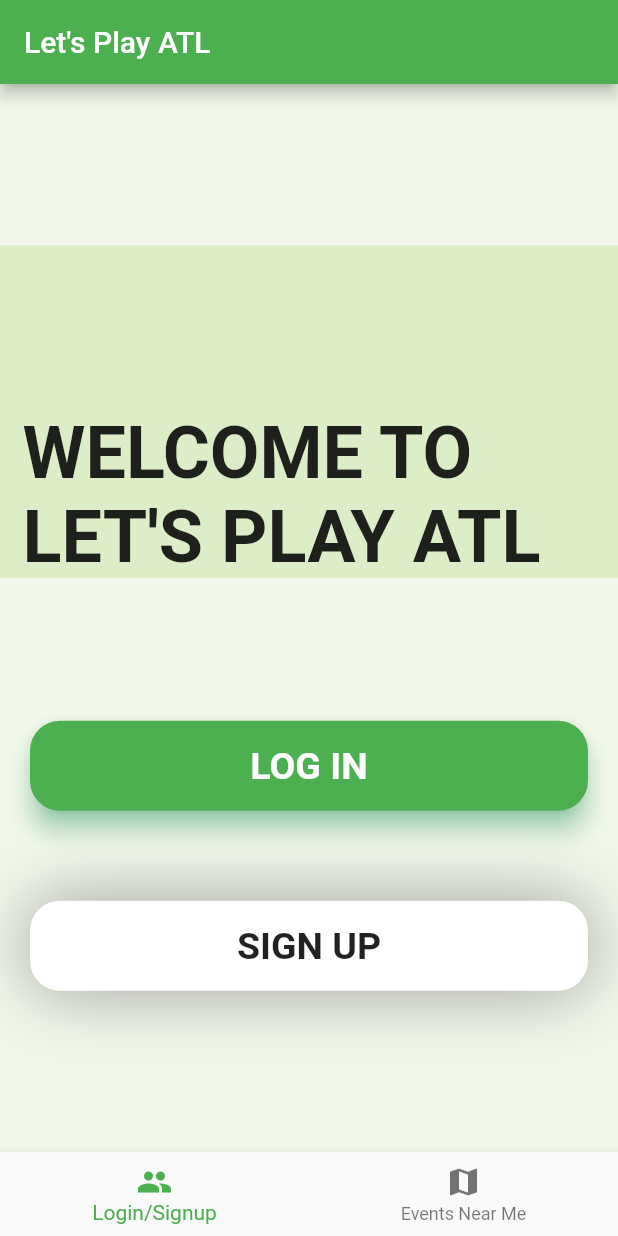
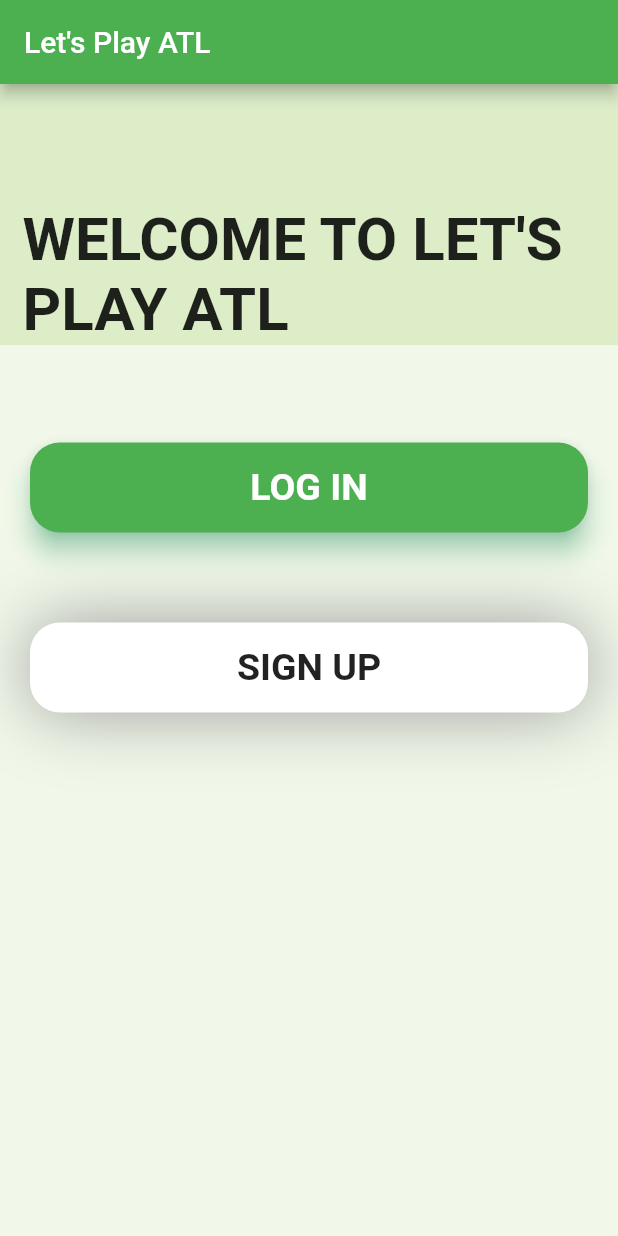
Before and after one commit to techlanta/LetsPlayAtl, a Flutter app: the screen it shows after launch, on a phone screen of 412 x 824 dp. Run offline on Flutter 3.47's test engine with Material 2 defaults, Android fonts, the phone set to English and light mode, and no system bars; missing offline and left inert: date_utils; Roboto replaces fonts that are missing (Montserrat).

Commit message:
layout of home page

```diff
--- a/lib/main.dart
+++ b/lib/main.dart
@@ -3,19 +3,30 @@ import 'package:lets_play_atl/screens/registrationScreen.dart';
 import 'package:lets_play_atl/screens/loginScreen.dart';
 import 'package:lets_play_atl/screens/eventList.dart';
 
+
 void main() => runApp(MyApp());
 
 class MyApp extends StatelessWidget {
+  // This widget is the root of your application.
   @override
   Widget build(BuildContext context) {
     return MaterialApp(
       title: "Let's Play ATL",
-      routes: <String, WidgetBuilder>{
+      routes: <String, WidgetBuilder> {
         '/register': (BuildContext context) => new RegistrationScreen(),
         '/login': (BuildContext context) => new LoginScreen(),
         '/events': (BuildContext context) => new EventList(),
       },
       theme: ThemeData(
+        // This is the theme of your application.
+        //
+        // Try running your application with "flutter run". You'll see the
+        // application has a blue toolbar. Then, without quitting the app, try
+        // changing the primarySwatch below to Colors.green and then invoke
+        // "hot reload" (press "r" in the console where you ran "flutter run",
+        // or simply save your changes to "hot reload" in a Flutter IDE).
+        // Notice that the counter didn't reset back to zero; the application
+        // is not restarted.
         primarySwatch: Colors.green,
       ),
       home: MyHomePage(title: "Let's Play ATL"),
@@ -23,36 +34,73 @@ class MyApp extends StatelessWidget {
   }
 }
 
+class MyHomePage extends StatefulWidget {
+  MyHomePage({Key key, this.title}) : super(key: key);
 
-class LoginSignup extends StatelessWidget {
+  // This widget is the home page of your application. It is stateful, meaning
+  // that it has a State object (defined below) that contains fields that affect
+  // how it looks.
+
+  // This class is the configuration for the state. It holds the values (in this
+  // case the title) provided by the parent (in this case the App widget) and
+  // used by the build method of the State. Fields in a Widget subclass are
+  // always marked "final".
+
+  final String title;
+
+  @override
+  _MyHomePageState createState() => _MyHomePageState();
+}
+
+class _MyHomePageState extends State<MyHomePage> {
+
+  @override
   Widget build(BuildContext context) {
-    return Column(
-            crossAxisAlignment: CrossAxisAlignment.center,
-            children: <Widget>[
+    // This method is rerun every time setState is called, for instance as done
+    // by the _incrementCounter method above.
+    //
+    // The Flutter framework has been optimized to make rerunning build methods
+    // fast, so that you can just rebuild anything that needs updating rather
+    // than having to individually change instances of widgets.
+    return Scaffold(
+        appBar: AppBar(
+          // Here we take the value from the MyHomePage object that was created by
+          // the App.build method, and use it to set our appbar title.
+          title: Text(widget.title),
+        ),
+        backgroundColor: Colors.lightGreen[50],
+        resizeToAvoidBottomPadding: false,
+        body: Column(crossAxisAlignment: CrossAxisAlignment.center, children: <
+            Widget>[
           Container(
             child: Stack(
               children: <Widget>[
+                SizedBox(height: 80.0),
                 Container(
-                      padding: EdgeInsets.fromLTRB(15.0, 110.0, 0.0, 0.0),
-                      decoration:
-                      new BoxDecoration(color: Colors.lightGreen[100]),
+                  padding: EdgeInsets.fromLTRB(15.0, 80.0, 0.0, 0.0),
+                  decoration: new BoxDecoration(
+                      color: Colors.lightGreen[100]
+                  ),
+                  child: Center(
                     child: Text(
                       "WELCOME TO LET'S PLAY ATL",
-                        style: TextStyle(
-                            fontSize: 48.0, fontWeight: FontWeight.bold),
+                      style:
+                      TextStyle(fontSize: 40.0, fontWeight: FontWeight.bold),
+                    ),
+                    heightFactor: 1,
                   ),
                 ),
                 Container(
-                      padding: EdgeInsets.fromLTRB(260.0, 125.0, 0.0, 0.0),
+                  padding: EdgeInsets.fromLTRB(90.0, 10.0, 0.0, 0.0),
                 )
               ],
             ),
           ),
           Container(
-                  padding: EdgeInsets.only(top: 35.0, left: 20.0, right: 20.0),
+              padding: EdgeInsets.only(top: 25.0, left: 20.0, right: 20.0),
               child: Column(
                 children: <Widget>[
-                      SizedBox(height: 60.0),
+                  SizedBox(height: 40.0),
                   Container(
                       height: 60.0,
                       child: Material(
@@ -81,94 +129,31 @@ class LoginSignup extends StatelessWidget {
                     height: 60.0,
                     child: Container(
                       decoration: BoxDecoration(
-                              boxShadow: [
-                                BoxShadow(
-                                    color: Colors.grey,
+                          boxShadow: [BoxShadow(color: Colors. grey,
                               blurRadius: 40.0,
-                                    spreadRadius: .5)
-                              ],
+                              spreadRadius: .5)],
                           color: Colors.white,
                           borderRadius: BorderRadius.circular(20.0)),
                       child: InkWell(
                         onTap: () {
-                              Navigator.of(context).pushNamed('/register');
+                          Navigator.of(context).pushNamed('/register');;
                         },
-                            child: Center(
+                        child:
+
+                        Center(
                           child: Text('SIGN UP',
                               style: TextStyle(
                                   fontSize: 25.0,
                                   fontWeight: FontWeight.bold,
                                   fontFamily: 'Montserrat')),
                         ),
+
                       ),
                     ),
                   ),
                 ],
               )),
-            ]);
-  }
-}
-
-class MyHomePage extends StatefulWidget {
-  MyHomePage({Key key, this.title}) : super(key: key);
-  final String title;
-
-  @override
-  _MyHomePageState createState() => _MyHomePageState(0);
-}
-
-class _MyHomePageState extends State<MyHomePage> {
-  int _selectedIndex;
-  _MyHomePageState(this._selectedIndex);
-
-  Widget getWidgetState() {
-    if (_selectedIndex == 0) {
-      return LoginSignup();
-    } else if (_selectedIndex == 1) {
-      return Text("Map here!");
-    } else {
-      return Text("ERROR! Some index value isn't supported! $_selectedIndex");
-    }
-  }
-
-  Function changeIndexCB(int index) {
-    return () {
-      changeIndex(index);
-    };
-  }
-
-  void changeIndex(int index) {
-    setState(() {
-      _selectedIndex = index;
-    });
-  }
-
-  @override
-  Widget build(BuildContext context) {
-    return Scaffold(
-      backgroundColor: Colors.lightGreen[50],
-      resizeToAvoidBottomPadding: false,
-      appBar: AppBar(
-        title: Text(widget.title),
-      ),
-      body: Center(
-        child: Column(
-          mainAxisAlignment: MainAxisAlignment.center,
-          children: <Widget>[getWidgetState()],
-        ),
-      ),
-      bottomNavigationBar: BottomNavigationBar(
-        currentIndex: _selectedIndex,
-        items: [
-          BottomNavigationBarItem(
-            icon: Icon(Icons.people),
-            title: Text("Login/Signup"),
-          ),
-          BottomNavigationBarItem(
-              icon: Icon(Icons.map), title: Text("Events Near Me")),
-        ],
-        onTap: changeIndex,
-      ),
+        ])
     );
   }
 }
--- a/lib/screens/loginScreen.dart
+++ b/lib/screens/loginScreen.dart
@@ -1,5 +1,4 @@
 import 'package:flutter/material.dart';
-
 
 class LoginScreen extends StatefulWidget {
   @override
```
Lines whose indentation alone changed are shown as unchanged.
